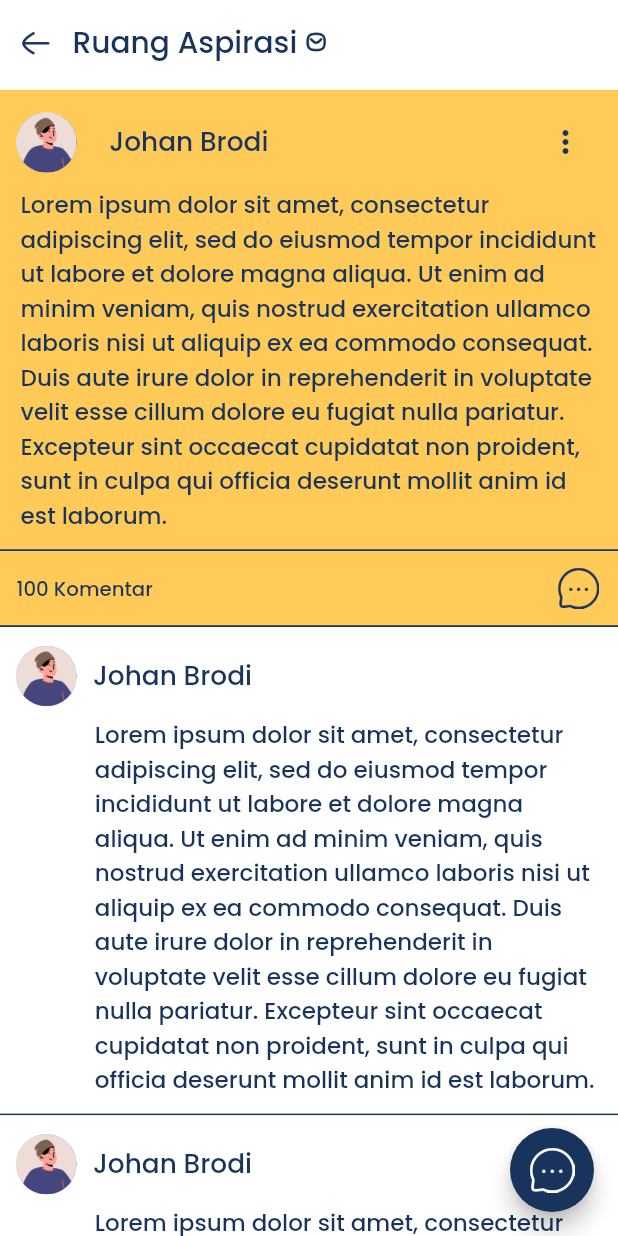
After one commit to dxkrn/ruangtemu-apps, a Flutter app: the RuangAspirasiCommentPage screen opened directly, on a phone screen of 412 x 824 dp. The commit adds this screen. Run offline on Flutter 3.47's test engine with Material 2 defaults, Android fonts, the phone set to English and light mode, and no system bars; our stand-ins replace flutter_screenutil, get, google_fonts, google_sign_in, liquid_swipe, smooth_page_indicator.

Commit message:
Change Ruang Aspirasi Comment UI

```diff
--- /dev/null
+++ b/lib/Pages/Features/Aspirasi/ruang_aspirasi_comment_page.dart
@@ -0,0 +1,485 @@
+import 'package:flutter/material.dart';
+import 'package:flutter_screenutil/flutter_screenutil.dart';
+import 'package:get/get.dart';
+import 'package:ruang_temu_apps/Widgets/custom_scroll.dart';
+import 'package:ruang_temu_apps/Widgets/dialog_box.dart';
+import 'package:ruang_temu_apps/Widgets/feature_appbar.dart';
+import 'package:ruang_temu_apps/Widgets/rounded_button.dart';
+import 'package:ruang_temu_apps/Widgets/rounded_button_border.dart';
+import 'package:ruang_temu_apps/themes.dart';
+
+class RuangAspirasiCommentPage extends StatefulWidget {
+  const RuangAspirasiCommentPage({super.key});
+
+  @override
+  State<RuangAspirasiCommentPage> createState() =>
+      _RuangAspirasiCommentPageState();
+}
+
+class _RuangAspirasiCommentPageState extends State<RuangAspirasiCommentPage> {
+  @override
+  Widget build(BuildContext context) {
+    double deviceWidth = MediaQuery.of(context).size.width;
+    bool isCheckedUjaran = false;
+    bool isCheckedSpam = false;
+
+    return Scaffold(
+      appBar: FeatureAppbar(
+        title: 'Ruang Aspirasi',
+        iconSrc: 'assets/icons/icon_mail.png',
+      ),
+      floatingActionButton: FloatingActionButton(
+        onPressed: () {
+          setState(() {
+            showDialog(
+                barrierDismissible: false,
+                context: context,
+                builder: (context) {
+                  return DialogBox(
+                    widget: Column(
+                      children: [
+                        Row(
+                          children: [
+                            CircleAvatar(
+                              child: Container(
+                                decoration: BoxDecoration(
+                                  image: DecorationImage(
+                                    image: AssetImage(
+                                      'assets/images/img_male_avatar.png',
+                                    ),
+                                    fit: BoxFit.cover,
+                                  ),
+                                ),
+                              ),
+                            ),
+                            SizedBox(
+                              width: 10.w,
+                            ),
+                            Container(
+                              alignment: Alignment.centerLeft,
+                              width: 180.w,
+                              height: 35.h,
+                              child: Text(
+                                "Eka Permana",
+                                style: heading1MediumTextStyle.copyWith(
+                                  color: blueColor,
+                                  overflow: TextOverflow.ellipsis,
+                                ),
+                                maxLines: 1,
+                              ),
+                            ),
+                          ],
+                        ),
+                        TextField(
+                          style: heading1MediumTextStyle.copyWith(
+                            color: blueColor,
+                          ),
+                          decoration: InputDecoration(
+                            border: InputBorder.none,
+                            hintStyle: heading1MediumTextStyle.copyWith(
+                              color: blueColor.withOpacity(0.5),
+                            ),
+                            hintText: 'Ketik Komentar Anda..',
+                          ),
+                          keyboardType: TextInputType.multiline,
+                          maxLines: 4,
+                        ),
+                        Row(
+                          mainAxisAlignment: MainAxisAlignment.spaceAround,
+                          children: [
+                            RoundedButtonBorder(
+                              width: 90.w,
+                              height: 30.h,
+                              text: "Batal",
+                              borderColor: blueColor,
+                              borderWidth: 1,
+                              textColor: blueColor,
+                              onPressed: () {
+                                Get.back();
+                              },
+                            ),
+                            RoundedButton(
+                              width: 90.w,
+                              height: 30.h,
+                              text: "Kirim",
+                              buttonColor: blueColor,
+                              textColor: whiteColor,
+                              onPressed: () {},
+                            ),
+                          ],
+                        ),
+                      ],
+                    ),
+                    height: 180.h,
+                  );
+                });
+          });
+        },
+        backgroundColor: blueColor,
+        child: const SizedBox(
+          width: 30,
+          height: 30,
+          child: Image(
+            image: AssetImage('assets/icons/icon_comment_white.png'),
+          ),
+        ),
+      ),
+      body: Container(
+        child: ScrollConfiguration(
+          behavior: CustomScroll(),
+          child: ListView(
+            children: [
+              Container(
+                padding: EdgeInsets.all(
+                  10.w,
+                ),
+                width: deviceWidth,
+                color: yellowColor,
+                child: Column(
+                  children: [
+                    Row(
+                      mainAxisAlignment: MainAxisAlignment.spaceBetween,
+                      children: [
+                        CircleAvatar(
+                          child: Container(
+                            decoration: BoxDecoration(
+                              image: DecorationImage(
+                                image: AssetImage(
+                                  'assets/images/img_male_avatar.png',
+                                ),
+                                fit: BoxFit.cover,
+                              ),
+                            ),
+                          ),
+                        ),
+                        SizedBox(
+                          width: 10.w,
+                        ),
+                        Container(
+                          alignment: Alignment.centerLeft,
+                          width: 250.w,
+                          height: 35.h,
+                          child: Text(
+                            "Johan Brodi",
+                            style: heading1MediumTextStyle.copyWith(
+                              color: blueColor,
+                              overflow: TextOverflow.ellipsis,
+                            ),
+                            maxLines: 1,
+                          ),
+                        ),
+                        IconButton(
+                          onPressed: () {
+                            setState(() {
+                              showDialog(
+                                  barrierDismissible: false,
+                                  context: context,
+                                  builder: (context) {
+                                    return DialogBox(
+                                      widget: Column(
+                                        children: [
+                                          Text(
+                                            "Laporkan Komentar",
+                                            style: heading1MediumTextStyle
+                                                .copyWith(
+                                              color: blueColor,
+                                            ),
+                                          ),
+                                          SizedBox(
+                                            height: 20.h,
+                                          ),
+                                          SizedBox(
+                                            height: 20.h,
+                                            // color: yellowColor,
+                                            child: Row(
+                                              mainAxisAlignment:
+                                                  MainAxisAlignment
+                                                      .spaceBetween,
+                                              crossAxisAlignment:
+                                                  CrossAxisAlignment.center,
+                                              children: [
+                                                Text(
+                                                  'Spam',
+                                                  style: heading2TextStyle
+                                                      .copyWith(
+                                                    color: blueColor,
+                                                  ),
+                                                ),
+                                                GestureDetector(
+                                                  onTap: () {
+                                                    // setState(() {
+                                                    //   print('Tapped');
+                                                    //   isCheckedKampus =
+                                                    //       !isCheckedKampus;
+                                                    //   print(
+                                                    //       isCheckedKampus);
+                                                    // });
+                                                  },
+                                                  child: Container(
+                                                    width: 15.h,
+                                                    height: 15.h,
+                                                    decoration: isCheckedSpam
+                                                        ? const BoxDecoration(
+                                                            image:
+                                                                DecorationImage(
+                                                              image: AssetImage(
+                                                                  'assets/icons/icon_check_blue.png'),
+                                                            ),
+                                                          )
+                                                        : const BoxDecoration(
+                                                            image:
+                                                                DecorationImage(
+                                                              image: AssetImage(
+                                                                  'assets/icons/icon_check_blue_inactive.png'),
+                                                            ),
+                                                          ),
+                                                  ),
+                                                ),
+                                              ],
+                                            ),
+                                          ),
+                                          SizedBox(
+                                            height: 10.h,
+                                          ),
+                                          SizedBox(
+                                            height: 20.h,
+                                            // color: yellowColor,
+                                            child: Row(
+                                              mainAxisAlignment:
+                                                  MainAxisAlignment
+                                                      .spaceBetween,
+                                              crossAxisAlignment:
+                                                  CrossAxisAlignment.center,
+                                              children: [
+                                                Text(
+                                                  'Ujaran kebencian',
+                                                  style: heading2TextStyle
+                                                      .copyWith(
+                                                    color: blueColor,
+                                                  ),
+                                                ),
+                                                GestureDetector(
+                                                  onTap: () {
+                                                    // setState(() {
+                                                    //   isCheckedNasional =
+                                                    //       !isCheckedNasional;
+                                                    //   print(
+                                                    //       isCheckedNasional);
+                                                    // });
+                                                  },
+                                                  child: SizedBox(
+                                                    width: 15.h,
+                                                    height: 15.h,
+                                                    child: isCheckedUjaran
+                                                        ? const Image(
+                                                            image: AssetImage(
+                                                                'assets/icons/icon_check_blue.png'),
+                                                          )
+                                                        : const Image(
+                                                            image: AssetImage(
+                                                                'assets/icons/icon_check_blue_inactive.png'),
+                                                          ),
+                                                  ),
+                                                ),
+                                              ],
+                                            ),
+                                          ),
+                                          SizedBox(
+                                            height: 20.h,
+                                          ),
+                                          Row(
+                                            mainAxisAlignment:
+                                                MainAxisAlignment.spaceAround,
+                                            children: [
+                                              RoundedButtonBorder(
+                                                width: 90.w,
+                                                height: 30.h,
+                                                text: "Batal",
+                                                borderColor: blueColor,
+                                                borderWidth: 1,
+                                                textColor: blueColor,
+                                                onPressed: () {
+                                                  Get.back();
+                                                },
+                                              ),
+                                              RoundedButton(
+                                                width: 130.w,
+                                                height: 30.h,
+                                                text: "Laporkan",
+                                                buttonColor: blueColor,
+                                                textColor: whiteColor,
+                                                onPressed: () {},
+                                              ),
+                                            ],
+                                          )
+                                        ],
+                                      ),
+                                      height: 170.h,
+                                    );
+                                  });
+                            });
+                          },
+                          icon: Icon(
+                            Icons.more_vert,
+                            color: blueColor,
+                          ),
+                        ),
+                      ],
+                    ),
+                    SizedBox(
+                      height: 5.h,
+                    ),
+                    Container(
+                      // color: blueColor,
+                      width: 350.w,
+                      child: Text(
+                        "Lorem ipsum dolor sit amet, consectetur adipiscing elit, sed do eiusmod tempor incididunt ut labore et dolore magna aliqua. Ut enim ad minim veniam, quis nostrud exercitation ullamco laboris nisi ut aliquip ex ea commodo consequat. Duis aute irure dolor in reprehenderit in voluptate velit esse cillum dolore eu fugiat nulla pariatur. Excepteur sint occaecat cupidatat non proident, sunt in culpa qui officia deserunt mollit anim id est laborum.",
+                        style: heading2TextStyle.copyWith(
+                          color: blueColor,
+                          overflow: TextOverflow.ellipsis,
+                        ),
+                        maxLines: 999999,
+                      ),
+                    ),
+                  ],
+                ),
+              ),
+              Container(
+                width: deviceWidth,
+                height: 1.h,
+                color: blueColor,
+              ),
+              Container(
+                padding: EdgeInsets.all(
+                  10.w,
+                ),
+                height: 40.h,
+                width: deviceWidth,
+                color: yellowColor,
+                child: Row(
+                  mainAxisAlignment: MainAxisAlignment.spaceBetween,
+                  children: [
+                    Text(
+                      '100 Komentar',
+                      style: heading3TextStyle.copyWith(
+                        color: blueColor,
+                      ),
+                    ),
+                    GestureDetector(
+                      child: Container(
+                        width: 25.h,
+                        height: 25.h,
+                        decoration: const BoxDecoration(
+                          image: DecorationImage(
+                            image: AssetImage('assets/icons/icon_comment.png'),
+                          ),
+                        ),
+                      ),
+                    ),
+                  ],
+                ),
+              ),
+              Container(
+                width: deviceWidth,
+                height: 1.h,
+                color: blueColor,
+              ),
+
+              //Card
+              CommentCard(deviceWidth: deviceWidth),
+              CommentCard(deviceWidth: deviceWidth),
+              CommentCard(deviceWidth: deviceWidth),
+
+              //sized box for extra space
+              SizedBox(
+                height: 100.h,
+              ),
+            ],
+          ),
+        ),
+      ),
+    );
+  }
+}
+
+class CommentCard extends StatelessWidget {
+  const CommentCard({
+    Key? key,
+    required this.deviceWidth,
+  }) : super(key: key);
+
+  final double deviceWidth;
+
+  @override
+  Widget build(BuildContext context) {
+    return Column(
+      children: [
+        Container(
+          padding: EdgeInsets.all(
+            10.w,
+          ),
+          width: deviceWidth,
+          color: whiteColor,
+          child: Column(
+            children: [
+              Row(
+                children: [
+                  CircleAvatar(
+                    child: Container(
+                      decoration: BoxDecoration(
+                        image: DecorationImage(
+                          image: AssetImage(
+                            'assets/images/img_male_avatar.png',
+                          ),
+                          fit: BoxFit.cover,
+                        ),
+                      ),
+                    ),
+                  ),
+                  SizedBox(
+                    width: 10.w,
+                  ),
+                  Container(
+                    alignment: Alignment.centerLeft,
+                    width: 300.w,
+                    height: 35.h,
+                    child: Text(
+                      "Johan Brodi",
+                      style: heading1MediumTextStyle.copyWith(
+                        color: blueColor,
+                        overflow: TextOverflow.ellipsis,
+                      ),
+                      maxLines: 1,
+                    ),
+                  ),
+                ],
+              ),
+              SizedBox(
+                height: 5.h,
+              ),
+              Container(
+                padding: EdgeInsets.only(
+                  left: 45.w,
+                ),
+                width: 350.w,
+                child: Text(
+                  "Lorem ipsum dolor sit amet, consectetur adipiscing elit, sed do eiusmod tempor incididunt ut labore et dolore magna aliqua. Ut enim ad minim veniam, quis nostrud exercitation ullamco laboris nisi ut aliquip ex ea commodo consequat. Duis aute irure dolor in reprehenderit in voluptate velit esse cillum dolore eu fugiat nulla pariatur. Excepteur sint occaecat cupidatat non proident, sunt in culpa qui officia deserunt mollit anim id est laborum.",
+                  style: heading2TextStyle.copyWith(
+                    color: blueColor,
+                    overflow: TextOverflow.ellipsis,
+                  ),
+                  maxLines: 999999,
+                ),
+              ),
+            ],
+          ),
+        ),
+        Container(
+          width: deviceWidth,
+          height: 1.w,
+          color: blueColor,
+        ),
+      ],
+    );
+  }
+}
--- a/lib/Pages/Features/Aspirasi/ruang_aspirasi_page.dart
+++ b/lib/Pages/Features/Aspirasi/ruang_aspirasi_page.dart
@@ -4,6 +4,7 @@ import 'dart:convert';
 import 'package:flutter/material.dart';
 import 'package:flutter_screenutil/flutter_screenutil.dart';
 import 'package:ruang_temu_apps/Pages/Features/Aspirasi/ruang_aspirasi_comment.dart';
+import 'package:ruang_temu_apps/Pages/Features/Aspirasi/ruang_aspirasi_comment_page.dart';
 import 'package:ruang_temu_apps/Widgets/custom_scroll.dart';
 import 'package:ruang_temu_apps/themes.dart';
 import 'package:http/http.dart' as http;
@@ -281,7 +282,7 @@ class AspirasiCard extends StatelessWidget {
                         ),
                       ),
                       onTap: () {
-                        Get.to(RuangAspirasiComment());
+                        Get.to(RuangAspirasiCommentPage());
                       },
                     ),
                   ],
```
